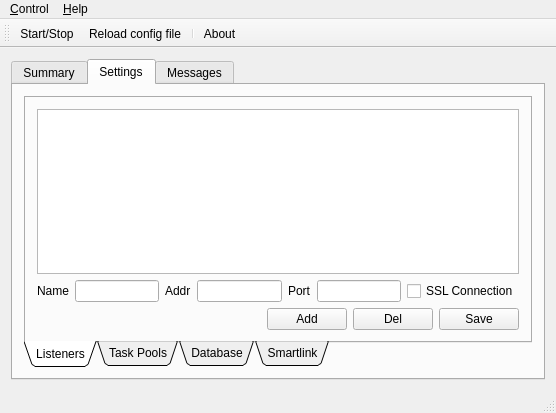
Old version of the form ZoomPipeline_FuncSvr/zpmainframe.ui in the repository ChowZenki/zpserver.
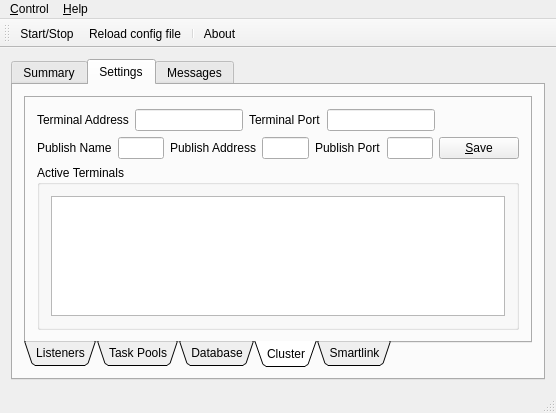
New version of the form. The open tabs and pages were chosen to show the change. Icons and pictures are not drawn.

Commit message: Add an cluster proppage in svr

Diff of the .ui file:
```diff
--- a/ZoomPipeline_FuncSvr/zpmainframe.ui
+++ b/ZoomPipeline_FuncSvr/zpmainframe.ui
@@ -492,6 +492,127 @@
             </item>
            </layout>
           </widget>
+          <widget class="QWidget" name="tab_cluster">
+           <attribute name="icon">
+            <iconset resource="resource.qrc">
+             <normaloff>:/icons/Resources/hanukkah_03.png</normaloff>:/icons/Resources/hanukkah_03.png</iconset>
+           </attribute>
+           <attribute name="title">
+            <string>Cluster</string>
+           </attribute>
+           <layout class="QVBoxLayout" name="verticalLayout_6">
+            <item>
+             <layout class="QHBoxLayout" name="horizontalLayout_12">
+              <item>
+               <widget class="QLabel" name="label_20">
+                <property name="text">
+                 <string>Terminal Address</string>
+                </property>
+               </widget>
+              </item>
+              <item>
+               <widget class="QLineEdit" name="lineEdit_cluster_term_addr"/>
+              </item>
+              <item>
+               <widget class="QLabel" name="label_19">
+                <property name="text">
+                 <string>Terminal Port</string>
+                </property>
+               </widget>
+              </item>
+              <item>
+               <widget class="QLineEdit" name="lineEdit_cluster_term_port"/>
+              </item>
+              <item>
+               <spacer name="horizontalSpacer_6">
+                <property name="orientation">
+                 <enum>Qt::Horizontal</enum>
+                </property>
+                <property name="sizeHint" stdset="0">
+                 <size>
+                  <width>40</width>
+                  <height>20</height>
+                 </size>
+                </property>
+               </spacer>
+              </item>
+             </layout>
+            </item>
+            <item>
+             <layout class="QHBoxLayout" name="horizontalLayout_13">
+              <item>
+               <widget class="QLabel" name="label_23">
+                <property name="text">
+                 <string>Publish Name</string>
+                </property>
+               </widget>
+              </item>
+              <item>
+               <widget class="QLineEdit" name="lineEdit_cluster_pub_name"/>
+              </item>
+              <item>
+               <widget class="QLabel" name="label_21">
+                <property name="text">
+                 <string>Publish Address</string>
+                </property>
+               </widget>
+              </item>
+              <item>
+               <widget class="QLineEdit" name="lineEdit_cluster_pub_Addr"/>
+              </item>
+              <item>
+               <widget class="QLabel" name="label_22">
+                <property name="text">
+                 <string>Publish Port</string>
+                </property>
+               </widget>
+              </item>
+              <item>
+               <widget class="QLineEdit" name="lineEdit_cluster_pub_Port"/>
+              </item>
+              <item>
+               <widget class="QPushButton" name="pushButton_cluster_apply">
+                <property name="text">
+                 <string>&amp;Save</string>
+                </property>
+               </widget>
+              </item>
+              <item>
+               <spacer name="horizontalSpacer_7">
+                <property name="orientation">
+                 <enum>Qt::Horizontal</enum>
+                </property>
+                <property name="sizeHint" stdset="0">
+                 <size>
+                  <width>40</width>
+                  <height>20</height>
+                 </size>
+                </property>
+               </spacer>
+              </item>
+             </layout>
+            </item>
+            <item>
+             <widget class="QGroupBox" name="groupBox">
+              <property name="title">
+               <string>Active Terminals</string>
+              </property>
+              <layout class="QHBoxLayout" name="horizontalLayout_14">
+               <item>
+                <widget class="QListView" name="listView_activeTerms">
+                 <property name="movement">
+                  <enum>QListView::Static</enum>
+                 </property>
+                 <property name="viewMode">
+                  <enum>QListView::IconMode</enum>
+                 </property>
+                </widget>
+               </item>
+              </layout>
+             </widget>
+            </item>
+           </layout>
+          </widget>
           <widget class="QWidget" name="tab">
            <attribute name="icon">
             <iconset resource="resource.qrc">
```
Left out of the diff: 9 changed lines with no effect on the pictures.
